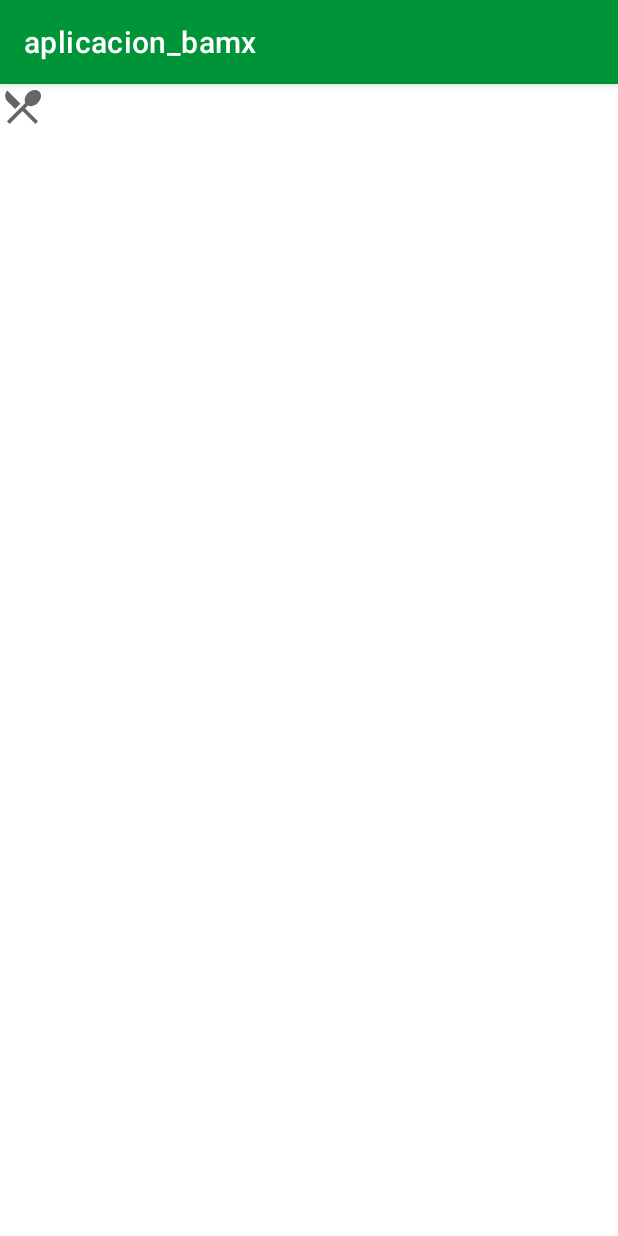
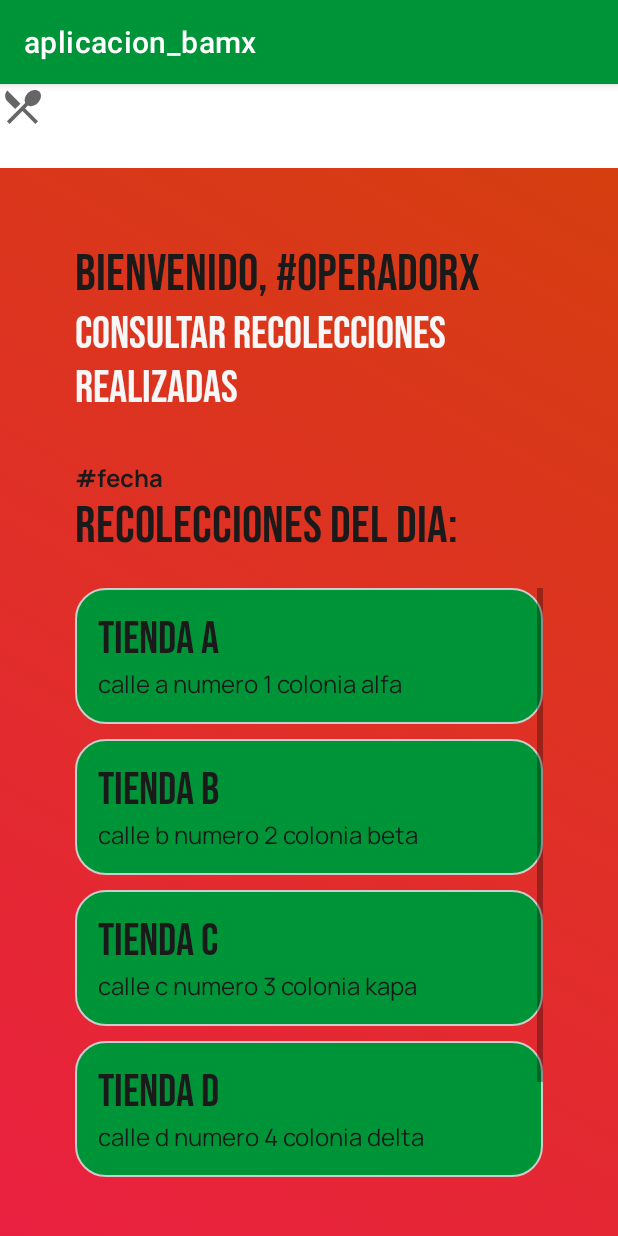
Before and after one commit to a01276097/aplicacion_bamx, an Android app: the Activity_operador_menu_lateral screen opened directly, with no data from a screen before it, in the side drawer, after a tap on an icon or button, on a phone screen of 412 x 824 dp. Run offline under Robolectric (Android 15) with nearby library versions, the light colour scheme and no system bars.

Commit message:
agregada funcionalidad del menu

```diff
--- a/app/src/main/java/com/example/aplicacion_bamx/Activity_operador_menu_lateral.kt
+++ b/app/src/main/java/com/example/aplicacion_bamx/Activity_operador_menu_lateral.kt
@@ -6,6 +6,10 @@ import android.widget.ImageView
 import androidx.core.view.GravityCompat
 import androidx.drawerlayout.widget.DrawerLayout
 import com.example.aplicacion_bamx.R
+import com.example.aplicacion_bamx.fragments.Fragment_operador_dia_consulta
+import com.example.aplicacion_bamx.fragments.Fragment_operador_entrega_consulta
+import com.example.aplicacion_bamx.fragments.Fragment_operador_recoleccion_consulta
+import com.example.aplicacion_bamx.fragments.Fragment_receptor_recepcion_consulta
 import com.google.android.material.navigation.NavigationView
 
 class Activity_operador_menu_lateral : AppCompatActivity() {
@@ -16,6 +20,7 @@ class Activity_operador_menu_lateral : AppCompatActivity() {
         val drawer_layout = findViewById<DrawerLayout>(R.id.drawer_layout)
         val image_menu = findViewById<ImageView>(R.id.image_menu)
         val navigationView = findViewById<NavigationView>(R.id.navigationView)
+        val fragmentManager = supportFragmentManager
 
         image_menu.setOnClickListener {
             drawer_layout.openDrawer(GravityCompat.START)
@@ -24,14 +29,23 @@ class Activity_operador_menu_lateral : AppCompatActivity() {
         navigationView.setNavigationItemSelectedListener {
             when(it.itemId){
                 R.id.boton_consultar_recoleccion -> {
+                    val ft = fragmentManager.beginTransaction()
+                    ft.replace(R.id.contenedor, Fragment_operador_recoleccion_consulta())
+                    ft.commit()
                     drawer_layout.closeDrawer(GravityCompat.START)
                     true
                 }
                 R.id.boton_consultar_entrega -> {
+                    val ft = fragmentManager.beginTransaction()
+                    ft.replace(R.id.contenedor, Fragment_operador_entrega_consulta())
+                    ft.commit()
                     drawer_layout.closeDrawer(GravityCompat.START)
                     true
                 }
                 R.id.boton_consultar_realizadas -> {
+                    val ft = fragmentManager.beginTransaction()
+                    ft.replace(R.id.contenedor, Fragment_operador_dia_consulta())
+                    ft.commit()
                     drawer_layout.closeDrawer(GravityCompat.START)
                     true
                 }
--- a/app/src/main/java/com/example/aplicacion_bamx/Activity_receptor_menu_lateral.kt
+++ b/app/src/main/java/com/example/aplicacion_bamx/Activity_receptor_menu_lateral.kt
@@ -6,6 +6,7 @@ import android.widget.ImageView
 import androidx.core.view.GravityCompat
 import androidx.drawerlayout.widget.DrawerLayout
 import com.example.aplicacion_bamx.R
+import com.example.aplicacion_bamx.fragments.Fragment_receptor_recepcion_consulta
 import com.google.android.material.navigation.NavigationView
 
 class Activity_receptor_menu_lateral : AppCompatActivity() {
@@ -16,6 +17,7 @@ class Activity_receptor_menu_lateral : AppCompatActivity() {
         val drawer_layout = findViewById<DrawerLayout>(R.id.drawer_layout)
         val image_menu = findViewById<ImageView>(R.id.image_menu)
         val navigationView = findViewById<NavigationView>(R.id.navigationView)
+        val fragmentManager = supportFragmentManager
 
         image_menu.setOnClickListener {
             drawer_layout.openDrawer(GravityCompat.START)
@@ -24,6 +26,9 @@ class Activity_receptor_menu_lateral : AppCompatActivity() {
         navigationView.setNavigationItemSelectedListener {
             when(it.itemId){
                 R.id.boton_operadores_ruta -> {
+                    val ft = fragmentManager.beginTransaction()
+                    ft.replace(R.id.contenedor, Fragment_receptor_recepcion_consulta())
+                    ft.commit()
                     drawer_layout.closeDrawer(GravityCompat.START)
                     true
                 }
--- /dev/null
+++ b/app/src/main/java/com/example/aplicacion_bamx/fragments/Fragment_operador_dia_consulta.kt
@@ -0,0 +1,36 @@
+package com.example.aplicacion_bamx.fragments
+
+import android.os.Bundle
+import android.view.LayoutInflater
+import android.view.View
+import android.view.ViewGroup
+import android.widget.ListView
+import androidx.fragment.app.Fragment
+import com.example.aplicacion_bamx.Adapter_operador_dia
+import com.example.aplicacion_bamx.R
+import com.example.aplicacion_bamx.model.Dia
+
+class Fragment_operador_dia_consulta: Fragment() {
+    override fun onCreateView(
+        inflater: LayoutInflater,
+        container: ViewGroup?,
+        savedInstanceState: Bundle?
+    ): View? {
+        val view = inflater.inflate(R.layout.operador_dia_consulta, container, false)
+
+        //val view= inflater.inflate(R.layout.receptor...)
+        val lstDia = view.findViewById<ListView>(R.id.lista_recolecciones)
+        val datos = listOf(
+            Dia(0,"tienda a","calle a numero 1 colonia alfa"),
+            Dia(1,"tienda b","calle b numero 2 colonia beta"),
+            Dia(2,"tienda c","calle c numero 3 colonia kapa"),
+            Dia(3,"tienda d","calle d numero 4 colonia delta"),
+            Dia(4,"tienda e","calle e numero 5 colonia epsilon"))
+
+        val adaptador = Adapter_operador_dia(requireActivity(), R.layout.operador_card_consulta_dia, datos)
+
+        lstDia.adapter = adaptador
+
+        return view
+    }
+}
--- /dev/null
+++ b/app/src/main/java/com/example/aplicacion_bamx/fragments/Fragment_operador_recoleccion_consulta.kt
@@ -0,0 +1,36 @@
+package com.example.aplicacion_bamx.fragments
+
+import android.os.Bundle
+import android.view.LayoutInflater
+import android.view.View
+import android.view.ViewGroup
+import android.widget.ListView
+import androidx.fragment.app.Fragment
+import com.example.aplicacion_bamx.Adapter_operador_recolecciones
+import com.example.aplicacion_bamx.R
+import com.example.aplicacion_bamx.model.Recoleccion
+
+class   Fragment_operador_recoleccion_consulta: Fragment() {
+    override fun onCreateView(
+        inflater: LayoutInflater,
+        container: ViewGroup?,
+        savedInstanceState: Bundle?
+    ): View? {
+        val view = inflater.inflate(R.layout.operador_recoleccion_consulta, container, false)
+
+        //val view= inflater.inflate(R.layout.receptor...)
+        val lstDia = view.findViewById<ListView>(R.id.lista_recolecciones)
+        val datos = listOf(
+            Recoleccion(0,"tienda a","calle a numero 1 colonia alfa"),
+            Recoleccion(1,"tienda b","calle b numero 2 colonia beta"),
+            Recoleccion(2,"tienda c","calle c numero 3 colonia kapa"),
+            Recoleccion(3,"tienda d","calle d numero 4 colonia delta"),
+            Recoleccion(4,"tienda e","calle e numero 5 colonia epsilon"))
+
+        val adaptador = Adapter_operador_recolecciones(requireActivity(), R.layout.operador_card_consulta_recoleccion, datos)
+
+        lstDia.adapter = adaptador
+
+        return view
+    }
+}
--- a/app/src/main/res/drawable/red_gradient_bg.xml
+++ b/app/src/main/res/drawable/red_gradient_bg.xml
@@ -5,7 +5,7 @@
             <gradient
                 android:startColor="#EA2040"
                 android:endColor="#D53E0F"
-                android:angle="20"
+                android:angle="45"
                 android:type="linear" />
         </shape>
     </item>
--- a/app/src/main/res/layout/operador_menu_lateral.xml
+++ b/app/src/main/res/layout/operador_menu_lateral.xml
@@ -20,6 +20,13 @@
 
     </LinearLayout>
 
+    <LinearLayout
+        android:layout_width="match_parent"
+        android:layout_height="match_parent"
+        android:id="@+id/contenedor"
+        android:layout_marginTop="?actionBarSize"
+        android:orientation="vertical"/>
+
     <!-- Área dinámica, fragment -->
     <!-- NavigationView, <- Menú lateral -->
     <com.google.android.material.navigation.NavigationView
```
Also changed, not shown: app/src/main/java/com/example/aplicacion_bamx/fragments/Fragment_operador_entrega_consulta.kt (added, +36 -0 lines), app/src/main/java/com/example/aplicacion_bamx/fragments/Fragment_receptor_recepcion_consulta.kt (added, +36 -0 lines).
